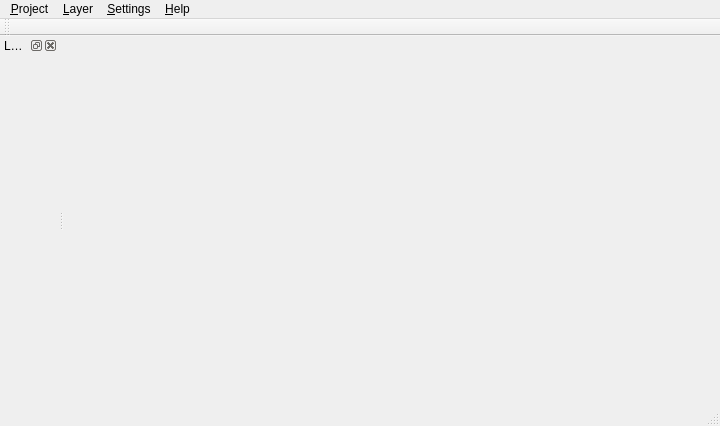
Old version of the form TinyGIS/TinyGIS.ui in the repository chenhaoen/TinyGIS.
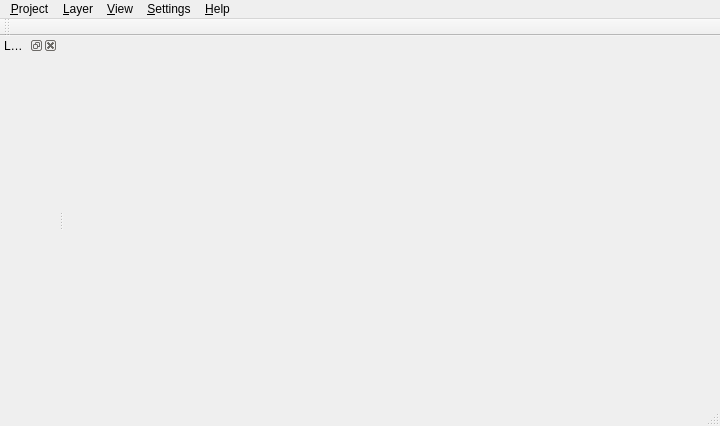
New version of the form. Icons and pictures are not drawn.

```diff
--- a/TinyGIS/TinyGIS.ui
+++ b/TinyGIS/TinyGIS.ui
@@ -57,8 +57,18 @@
     <addaction name="separator"/>
     <addaction name="action_Exit_TinyGIS"/>
    </widget>
+   <widget class="QMenu" name="menu_View">
+    <property name="title">
+     <string>&amp;View</string>
+    </property>
+    <addaction name="action_Pan_Map"/>
+    <addaction name="actionPan_Map_To_Selection"/>
+    <addaction name="actionZoom_In"/>
+    <addaction name="actionZoom_Out"/>
+   </widget>
    <addaction name="menu_Project"/>
    <addaction name="menuLayer"/>
+   <addaction name="menu_View"/>
    <addaction name="menu_Settings"/>
    <addaction name="menu_About"/>
   </widget>
```
Left out of the diff: 20 changed lines with no effect on the pictures.
